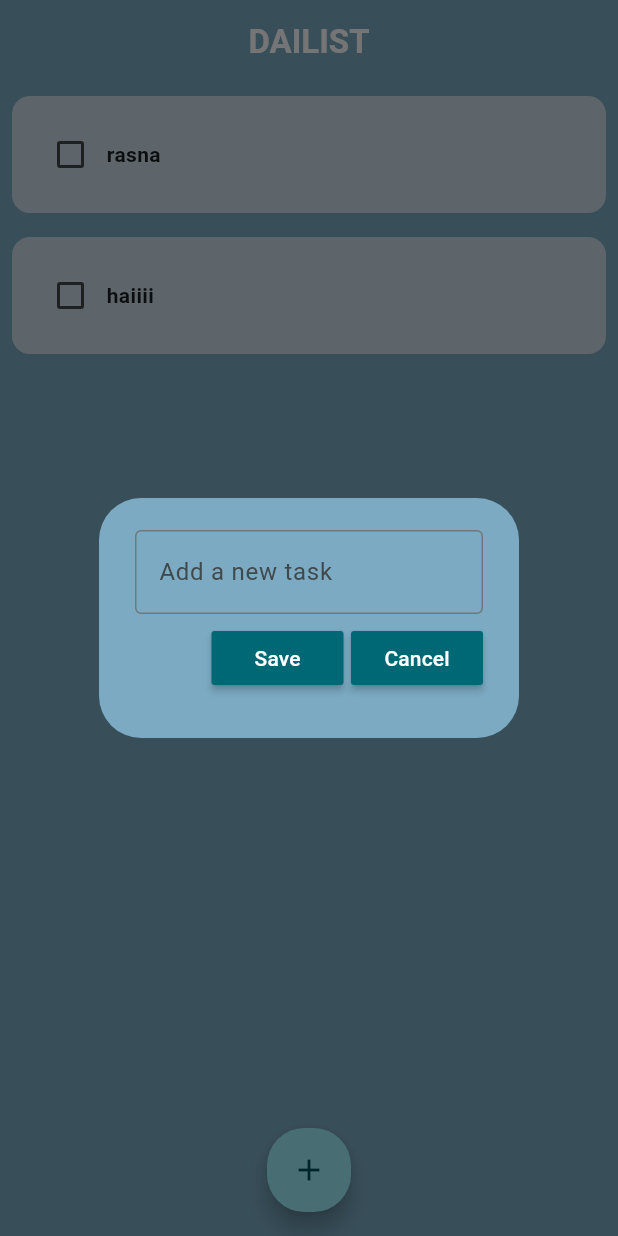
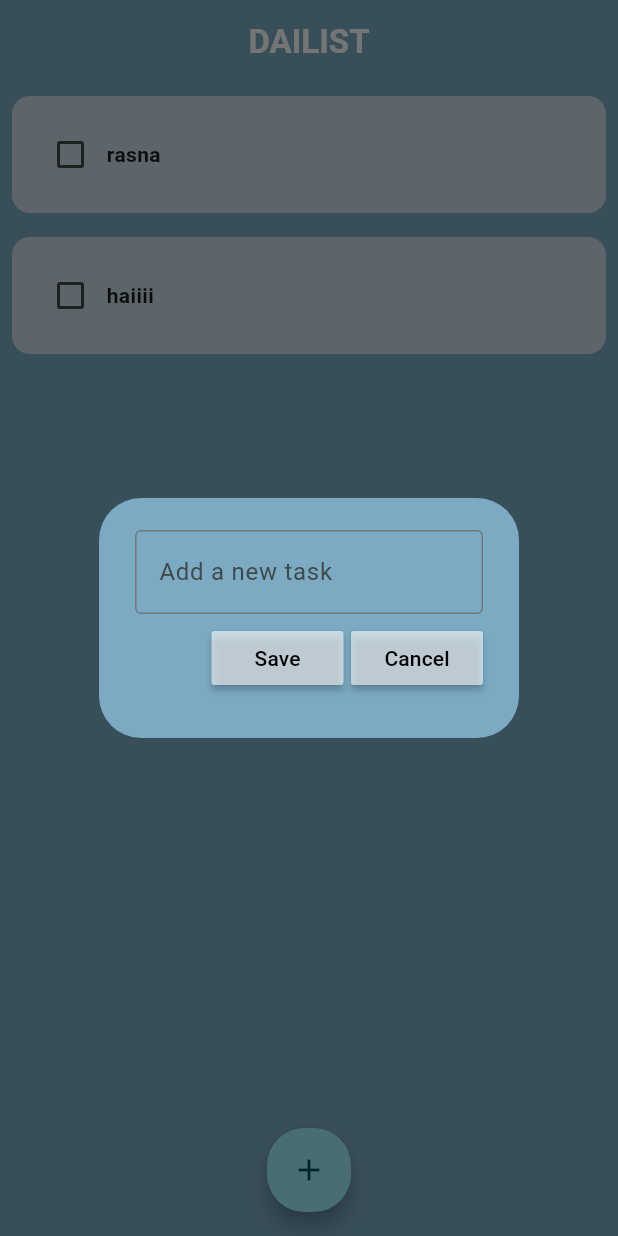
Before and after one commit to RasnaRasna/todo_app, a Flutter app: the screen it shows after launch, after a tap on the "add" icon, on a phone screen of 412 x 824 dp. Run offline on Flutter 3.47's test engine with Material 3 defaults, Android fonts, the phone set to English and light mode, and no system bars; drawn by our look-alikes of flutter_slidable.

```diff
--- a/lib/pages/dilog_box.dart
+++ b/lib/pages/dilog_box.dart
@@ -25,8 +25,13 @@ class DialogBox extends StatelessWidget {
             TextField(
               controller: controller,
               decoration: InputDecoration(
-                  hintText: "Add a new task", border: OutlineInputBorder()),
+                hintText: "Add a new task",
+                border: OutlineInputBorder(
+                  borderSide: BorderSide(color: Colors.black),
+                ),
+              ),
             ),
+
             //save button  ,          cancel button,
 
             Row(
--- a/lib/pages/home.dart
+++ b/lib/pages/home.dart
@@ -49,6 +49,13 @@ class _MyHomePageState extends State<MyHomePage> {
         });
   }
 
+  // delete Task
+  void deleteTask(int index) {
+    setState(() {
+      toDoList.removeAt(index);
+    });
+  }
+
   @override
   Widget build(BuildContext context) {
     return Scaffold(
@@ -64,7 +71,7 @@ class _MyHomePageState extends State<MyHomePage> {
         floatingActionButton: FloatingActionButton(
           shape:
               RoundedRectangleBorder(borderRadius: BorderRadius.circular(25)),
-          onPressed: createNewTask ,
+          onPressed: createNewTask,
           child: Icon(Icons.add),
         ),
         backgroundColor: Color.fromARGB(255, 123, 170, 194),
@@ -75,6 +82,7 @@ class _MyHomePageState extends State<MyHomePage> {
                 taskName: toDoList[index][0],
                 taskCompleted: toDoList[index][1],
                 onChanged: (value) => checkBoxChanged(value, index),
+                deleteFuction: (context) => deleteTask(index),
               );
             }));
   }
--- a/lib/pages/my_buttons.dart
+++ b/lib/pages/my_buttons.dart
@@ -11,9 +11,9 @@ class myButtons extends StatelessWidget {
       onPressed: onPressed,
       child: Text(
         text,
-        style: TextStyle(color: Colors.white),
+        style: TextStyle(color: Colors.black),
       ),
-      color: Theme.of(context).primaryColor,
+      color: Colors.white60,
     );
   }
 }
--- a/lib/pages/todolist.dart
+++ b/lib/pages/todolist.dart
@@ -1,19 +1,30 @@
 import 'package:flutter/material.dart';
+import 'package:flutter_slidable/flutter_slidable.dart';
 
 class TodoTile extends StatelessWidget {
   final String taskName;
   final bool taskCompleted;
   Function(bool?)? onChanged;
+  Function(BuildContext)? deleteFuction;
   TodoTile(
       {super.key,
       required this.taskName,
       required this.taskCompleted,
-      required this.onChanged});
+      required this.onChanged,
+      required this.deleteFuction});
 
   @override
   Widget build(BuildContext context) {
     return Padding(
       padding: const EdgeInsets.all(8.0),
+      child: Slidable(
+        endActionPane: ActionPane(motion: StretchMotion(), children: [
+          SlidableAction(
+              borderRadius: BorderRadius.circular(5),
+              icon: Icons.delete,
+              backgroundColor: Colors.red,
+              onPressed: deleteFuction),
+        ]),
         child: Container(
           padding: EdgeInsets.all(15),
           decoration: BoxDecoration(
@@ -38,6 +49,7 @@ class TodoTile extends StatelessWidget {
             ],
           ),
         ),
+      ),
     );
   }
 }
```
Also changed, not shown: pubspec.yaml (+7 -17 lines), pubspec.lock, 1 other file. Lines whose indentation alone changed are shown as unchanged.
